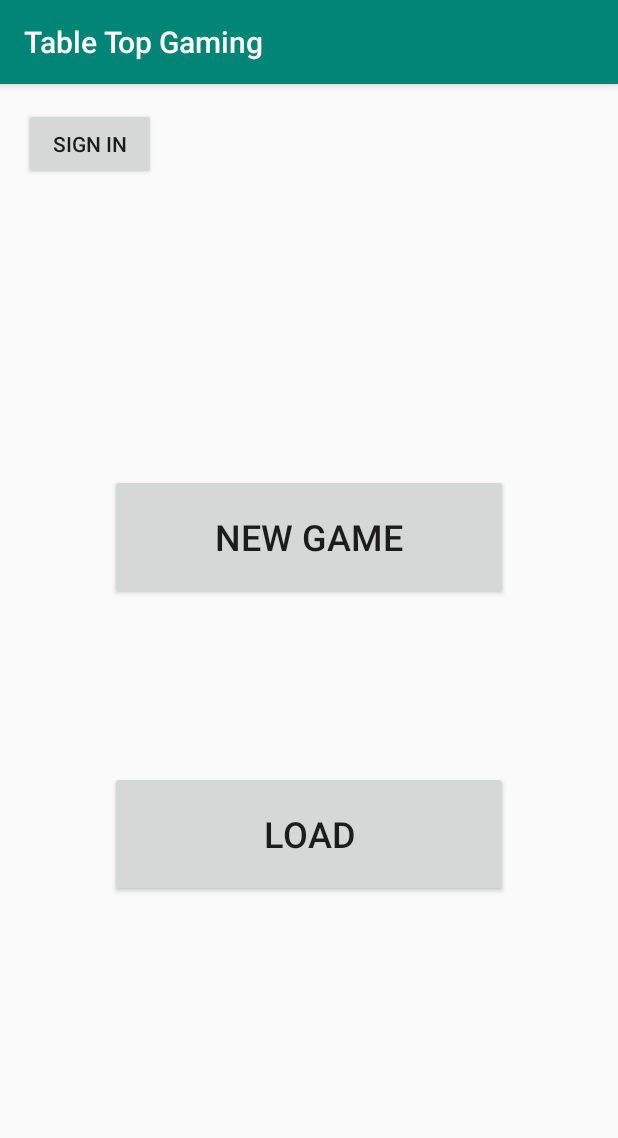
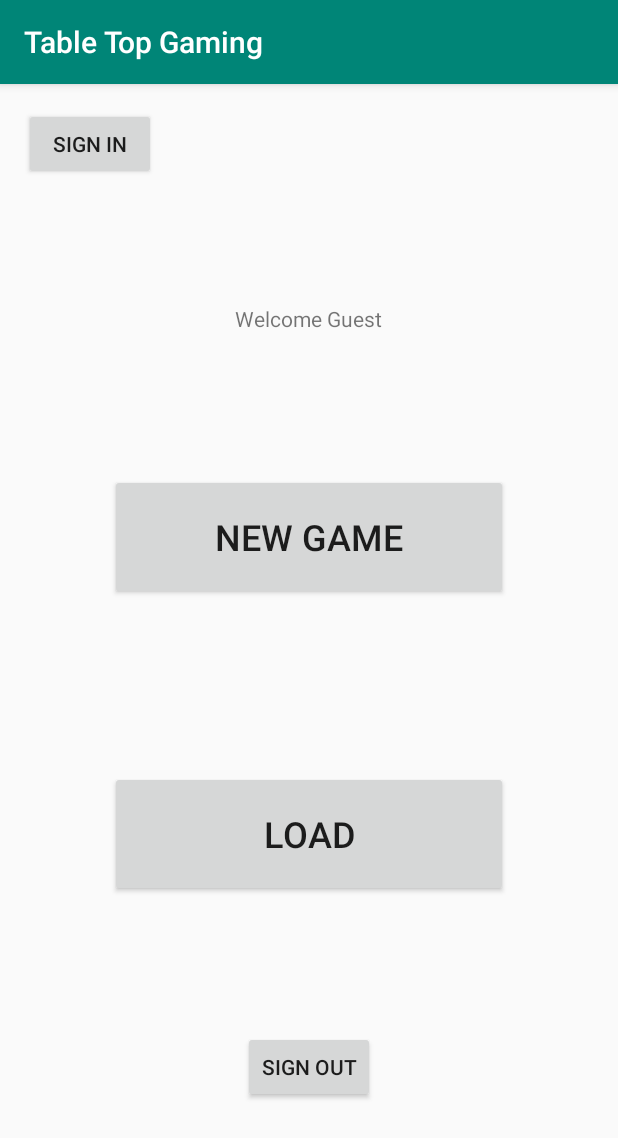
Before and after one commit to KarmaticNeutral/TabletopTools, an Android app: the screen it shows after launch (MainActivity), on a phone screen of 412 x 824 dp. Shown: the top 1138 px of the screen. Run offline under Robolectric (Android 15) with nearby library versions, the phone set to English and light mode, and no system bars; our stand-ins replace Firebase (no records; nobody signed in at launch, a user with empty details on screens opened directly).

Commit message:
Finished copying everything back by copying and pasting, yikes that sucked

```diff
--- a/app/src/main/java/com/example/Table_Top_Gaming/MainActivity.java
+++ b/app/src/main/java/com/example/Table_Top_Gaming/MainActivity.java
@@ -21,7 +21,11 @@ import android.util.Log;
 import android.view.View;
 import android.widget.Button;
 import android.widget.ImageView;
+import android.widget.TextView;
 import android.widget.Toast;
+
+import com.google.firebase.auth.FirebaseAuth;
+import com.google.firebase.auth.FirebaseUser;
 
 import java.io.ByteArrayOutputStream;
 import java.io.File;
@@ -37,6 +41,9 @@ public class MainActivity extends AppCompatActivity implements View.OnClickListe
     private SharedPreferences prefs;
     private Button buttonLogin;
 
+    private FirebaseAuth firebaseAuth;
+    private Button buttonLogOut;
+    private TextView textViewUserEmail;
 
     @Override
     protected void onCreate(Bundle savedInstanceState) {
@@ -44,7 +51,20 @@ public class MainActivity extends AppCompatActivity implements View.OnClickListe
         setContentView(R.layout.activity_main);
 
         prefs = getPreferences(Context.MODE_PRIVATE);
-        buttonLogin = (Button) findViewById(R.id.signInButton);
+        buttonLogOut = (Button) findViewById(R.id.buttonLogOut);
+        buttonLogOut.setOnClickListener(this);
+        firebaseAuth = FirebaseAuth.getInstance();
+
+        FirebaseUser user = firebaseAuth.getCurrentUser();
+
+        textViewUserEmail = (TextView) findViewById(R.id.textView5);
+
+        if (user != null) {
+            textViewUserEmail.setText("Welcome " + user.getEmail());
+        }
+        else {
+            textViewUserEmail.setText("Welcome Guest");
+        }
     }
 
     /*
@@ -65,24 +85,20 @@ public class MainActivity extends AppCompatActivity implements View.OnClickListe
         startActivity(intent);
     }
 
-    public void signIn() {
-        //finish();
-        //startActivity(new Intent(this, LoginActivity.class));
-//        String cloudUsername = prefs.getString("cloudUsername", " ");
-//        String cloudPassword = prefs.getString("cloudPassword", " ");
-//
-//        if (cloudUsername.equals(" ")) {
-//            //go to get info activity
-//        } else {
-//            // Connect to FireBase
-//        }
+    public void signIn(View view) {
+        Intent intent = new Intent(this, LoginActivity.class);
+        finish();
+        startActivity(intent);
     }
+
 
     @Override
     public void onClick(View v) {
-        if (v == buttonLogin)
-        {
-            signIn();
+        if (v == buttonLogOut) {
+            firebaseAuth.signOut();
+            finish();
+            startActivity(new Intent(this, MainActivity.class));
         }
     }
+
 }
--- a/app/src/main/res/layout/activity_main.xml
+++ b/app/src/main/res/layout/activity_main.xml
@@ -51,4 +51,33 @@
         app:layout_constraintStart_toStartOf="parent"
         app:layout_constraintTop_toTopOf="parent" />
 
+    <Button
+        android:id="@+id/buttonLogOut"
+        android:layout_width="wrap_content"
+        android:layout_height="wrap_content"
+        android:layout_marginTop="8dp"
+        android:layout_marginBottom="8dp"
+        android:text="Sign Out"
+        app:layout_constraintBottom_toBottomOf="parent"
+        app:layout_constraintEnd_toEndOf="parent"
+        app:layout_constraintStart_toStartOf="parent"
+        app:layout_constraintTop_toBottomOf="@+id/button7" />
+
+    <TextView
+        android:id="@+id/textView5"
+        android:layout_width="236dp"
+        android:layout_height="82dp"
+        android:layout_marginStart="8dp"
+        android:layout_marginTop="8dp"
+        android:layout_marginEnd="8dp"
+        android:layout_marginBottom="8dp"
+        android:text="TextView"
+        android:textAlignment="center"
+        app:layout_constraintBottom_toTopOf="@+id/button6"
+        app:layout_constraintEnd_toEndOf="parent"
+        app:layout_constraintHorizontal_bias="0.496"
+        app:layout_constraintStart_toStartOf="parent"
+        app:layout_constraintTop_toTopOf="parent"
+        app:layout_constraintVertical_bias="0.858" />
+
 </android.support.constraint.ConstraintLayout>
```
